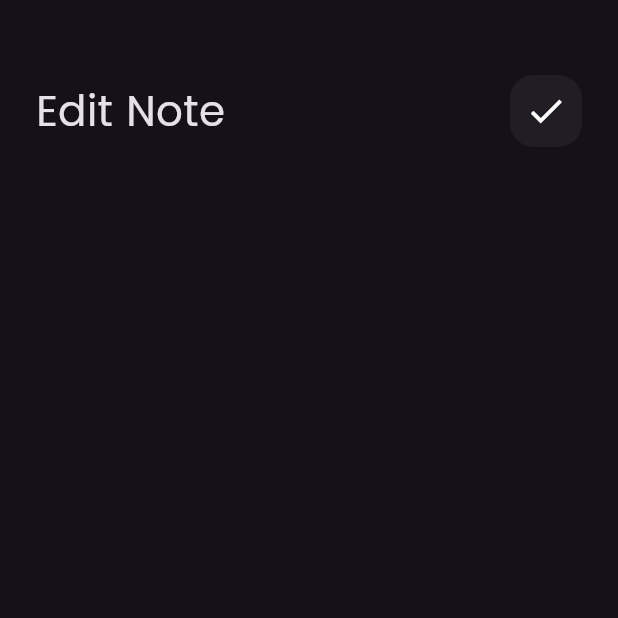
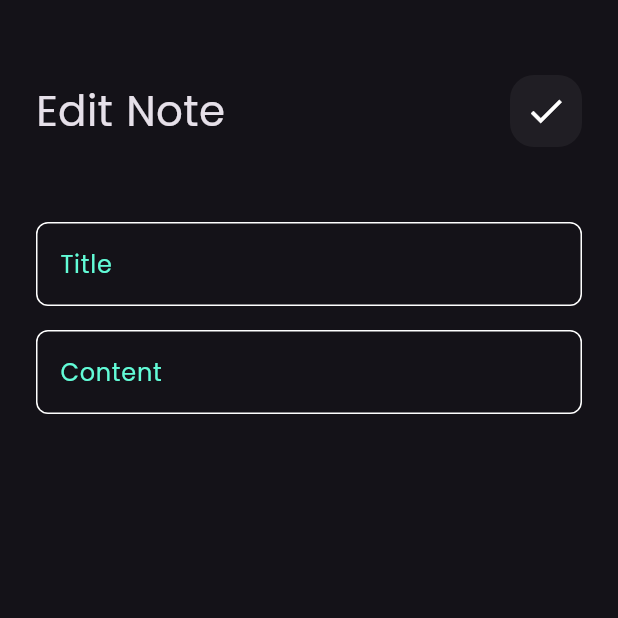
Before and after one commit to mohamedelgilany3/note_app, a Flutter app: the EditNoteView screen opened directly, on a phone screen of 412 x 824 dp, the top half of it. Run offline on Flutter 3.47's test engine with Material 3 defaults, Android fonts, the phone set to English and light mode, and no system bars; our stand-ins replace font_awesome_flutter.

Commit message:
edit note view UI done

```diff
--- a/lib/widgets/edit_view_body.dart
+++ b/lib/widgets/edit_view_body.dart
@@ -1,5 +1,6 @@
 import 'package:flutter/material.dart';
 import 'package:my_first_note_app/widgets/custom_app_bar.dart';
+import 'package:my_first_note_app/widgets/custom_text_field.dart';
 
 class EditNoteViewBody extends StatelessWidget {
   const EditNoteViewBody({super.key});
@@ -14,6 +15,17 @@ class EditNoteViewBody extends StatelessWidget {
             height: 50,
           ),
           CustomAppBar(title: 'Edit Note', icon: Icons.check),
+          SizedBox(
+            height: 50,
+          ),
+          CustomTextField(hint: 'Title'),
+          SizedBox(
+            height: 16,
+          ),
+          CustomTextField(
+            hint: 'Content',
+            maxLine: 5,
+          ),
         ],
       ),
     );
```
